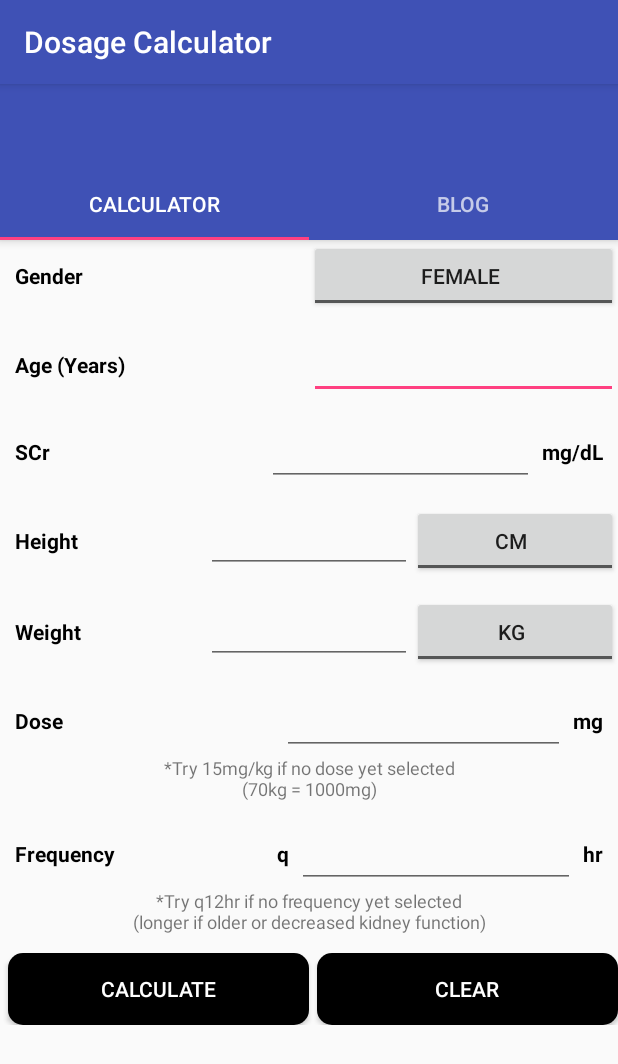
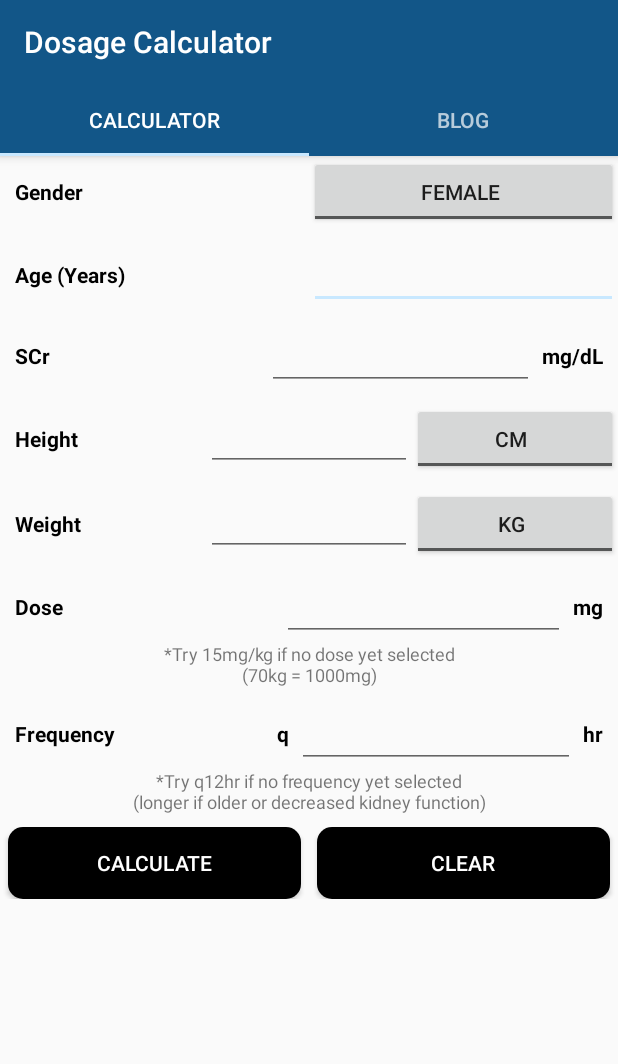
Before and after one commit to ITKosta829/Dosage-Calculator, an Android app: the screen it shows after launch (MainActivity), on a phone screen of 412 x 824 dp. Shown: the top 1064 px of the screen. Run offline under Robolectric (Android 15) with nearby library versions, the phone set to English and light mode, and no system bars.

Commit message:
UI update

```diff
--- a/app/src/main/AndroidManifest.xml
+++ b/app/src/main/AndroidManifest.xml
@@ -1,13 +1,16 @@
 <?xml version="1.0" encoding="utf-8"?>
 <manifest xmlns:android="http://schemas.android.com/apk/res/android"
     package="com.hughesmedicine.gregh.pharmacyapp">
+
+    <uses-permission android:name="android.permission.INTERNET" />
+    <uses-permission android:name="android.permission.ACCESS_NETWORK_STATE"/>
 
     <application
         android:allowBackup="true"
         android:icon="@mipmap/ic_launcher"
         android:label="@string/app_name"
         android:supportsRtl="true"
-        android:theme="@style/AppTheme">
+        android:theme="@style/MyMaterialTheme">
         <activity android:name=".MainActivity">
             <intent-filter>
                 <action android:name="android.intent.action.MAIN" />
--- a/app/src/main/java/com/hughesmedicine/gregh/pharmacyapp/FragTabTwo.java
+++ b/app/src/main/java/com/hughesmedicine/gregh/pharmacyapp/FragTabTwo.java
@@ -2,11 +2,14 @@ package com.hughesmedicine.gregh.pharmacyapp;
 
 import android.graphics.Typeface;
 import android.os.Bundle;
+import android.os.StrictMode;
 import android.support.v4.app.Fragment;
 import android.util.Log;
 import android.view.LayoutInflater;
 import android.view.View;
 import android.view.ViewGroup;
+import android.webkit.WebView;
+import android.webkit.WebViewClient;
 import android.widget.TextView;
 
 /**
@@ -24,8 +27,13 @@ public class FragTabTwo extends Fragment {
     public View onCreateView(LayoutInflater inflater, ViewGroup container,
                              Bundle savedInstanceState) {
 
+        final String blogURL = "http://www.hughesmedicine.com/";
+
         mView = inflater.inflate(R.layout.frag_tab_two, container, false);
-
+        WebView webView = (WebView) mView.findViewById(R.id.web_view);
+        webView.setWebViewClient(new WebViewClient());
+        webView.getSettings().setJavaScriptEnabled(true);
+        webView.loadUrl(blogURL);
 
         return mView;
     }
@@ -52,14 +60,5 @@ public class FragTabTwo extends Fragment {
         super.onStop();
     }
 
-    public void setFonts() {
-        Typeface tf = Typeface.createFromAsset(getActivity().getAssets(), "ANDYB.TTF");
-
-        TextView tv1 = (TextView) mView.findViewById(R.id.camera_details);
-        tv1.setTypeface(tf);
-        TextView tv2 = (TextView) mView.findViewById(R.id.gallery_details);
-        tv2.setTypeface(tf);
-
-    }
 
 }
--- a/app/src/main/res/layout/frag_tab_one.xml
+++ b/app/src/main/res/layout/frag_tab_one.xml
@@ -39,7 +39,7 @@
         android:layout_width="match_parent"
         android:layout_height="2dp"
         android:layout_below="@+id/Gender_Fields"
-        android:layout_marginTop="5dp"
+        android:layout_marginTop="3dp"
         tools:background="#000000" />
 
     <LinearLayout
@@ -47,7 +47,7 @@
         android:layout_width="match_parent"
         android:layout_height="wrap_content"
         android:layout_below="@id/Break_1"
-        android:layout_marginTop="5dp"
+        android:layout_marginTop="3dp"
         android:orientation="horizontal">
 
         <TextView
@@ -77,7 +77,7 @@
         android:layout_width="match_parent"
         android:layout_height="2dp"
         android:layout_below="@+id/Age_Fields"
-        android:layout_marginTop="5dp"
+        android:layout_marginTop="3dp"
         tools:background="#000000" />
 
     <LinearLayout
@@ -85,7 +85,7 @@
         android:layout_width="match_parent"
         android:layout_height="wrap_content"
         android:layout_below="@id/Break_2"
-        android:layout_marginTop="5dp"
+        android:layout_marginTop="3dp"
         android:orientation="horizontal">
 
         <TextView
@@ -125,7 +125,7 @@
         android:layout_width="match_parent"
         android:layout_height="2dp"
         android:layout_below="@+id/SCr_Fields"
-        android:layout_marginTop="5dp"
+        android:layout_marginTop="3dp"
         tools:background="#000000" />
 
     <LinearLayout
@@ -133,7 +133,7 @@
         android:layout_width="match_parent"
         android:layout_height="wrap_content"
         android:layout_below="@id/Break_3"
-        android:layout_marginTop="5dp"
+        android:layout_marginTop="3dp"
         android:orientation="horizontal">
 
         <TextView
@@ -172,7 +172,7 @@
         android:layout_width="match_parent"
         android:layout_height="2dp"
         android:layout_below="@+id/Height_Fields"
-        android:layout_marginTop="5dp"
+        android:layout_marginTop="3dp"
         tools:background="#000000" />
 
     <LinearLayout
@@ -180,7 +180,7 @@
         android:layout_width="match_parent"
         android:layout_height="wrap_content"
         android:layout_below="@id/Break_4"
-        android:layout_marginTop="5dp"
+        android:layout_marginTop="3dp"
         android:orientation="horizontal">
 
         <TextView
@@ -219,7 +219,7 @@
         android:layout_width="match_parent"
         android:layout_height="2dp"
         android:layout_below="@+id/Weight_Fields"
-        android:layout_marginTop="5dp"
+        android:layout_marginTop="3dp"
         tools:background="#000000" />
 
     <LinearLayout
@@ -227,7 +227,7 @@
         android:layout_width="match_parent"
         android:layout_height="wrap_content"
         android:layout_below="@id/Break_5"
-        android:layout_marginTop="5dp"
+        android:layout_marginTop="3dp"
         android:orientation="horizontal">
 
         <TextView
@@ -278,7 +278,7 @@
         android:layout_width="match_parent"
         android:layout_height="2dp"
         android:layout_below="@+id/Dose_Notice"
-        android:layout_marginTop="5dp"
+        android:layout_marginTop="3dp"
         tools:background="#000000" />
 
     <LinearLayout
@@ -286,7 +286,7 @@
         android:layout_width="match_parent"
         android:layout_height="wrap_content"
         android:layout_below="@id/Break_6"
-        android:layout_marginTop="5dp"
+        android:layout_marginTop="3dp"
         android:orientation="horizontal">
 
         <TextView
@@ -347,7 +347,7 @@
         android:layout_width="match_parent"
         android:layout_height="2dp"
         android:layout_below="@+id/Frequency_Notice"
-        android:layout_marginTop="5dp"
+        android:layout_marginTop="3dp"
         tools:background="#000000" />
 
     <LinearLayout
@@ -355,7 +355,7 @@
         android:layout_width="match_parent"
         android:layout_height="wrap_content"
         android:layout_below="@id/Break_7"
-        android:layout_marginTop="5dp"
+        android:layout_marginTop="3dp"
         android:orientation="horizontal">
 
         <Button
@@ -363,22 +363,24 @@
             android:layout_width="wrap_content"
             android:layout_height="wrap_content"
             android:layout_gravity="center_horizontal"
+            android:layout_marginEnd="5dp"
             android:layout_marginStart="5dp"
             android:layout_weight="1"
-            android:textColor="#ffffff"
             android:background="@drawable/black_rounded_button"
-            android:text="Calculate" />
+            android:text="Calculate"
+            android:textColor="#ffffff" />
 
         <Button
             android:id="@+id/Clear"
             android:layout_width="wrap_content"
             android:layout_height="wrap_content"
-            android:textColor="#ffffff"
-            android:background="@drawable/black_rounded_button"
             android:layout_gravity="center_horizontal"
+            android:layout_marginEnd="5dp"
             android:layout_marginStart="5dp"
             android:layout_weight="1"
-            android:text="Clear" />
+            android:background="@drawable/black_rounded_button"
+            android:text="Clear"
+            android:textColor="#ffffff" />
 
 
     </LinearLayout>
--- /dev/null
+++ b/app/src/main/res/values-v21/styles.xml
@@ -0,0 +1,12 @@
+<?xml version="1.0" encoding="utf-8"?>
+<resources>
+
+    <style name="MyMaterialTheme" parent="MyMaterialTheme.Base">
+        <item name="android:windowContentTransitions">true</item>
+        <item name="android:windowAllowEnterTransitionOverlap">true</item>
+        <item name="android:windowAllowReturnTransitionOverlap">true</item>
+        <item name="android:windowSharedElementEnterTransition">@android:transition/move</item>
+        <item name="android:windowSharedElementExitTransition">@android:transition/move</item>
+    </style>
+
+</resources>
--- a/app/src/main/res/values/colors.xml
+++ b/app/src/main/res/values/colors.xml
@@ -1,6 +1,16 @@
 <?xml version="1.0" encoding="utf-8"?>
 <resources>
+    <!--
     <color name="colorPrimary">#3F51B5</color>
     <color name="colorPrimaryDark">#303F9F</color>
     <color name="colorAccent">#FF4081</color>
+    -->
+
+    <color name="colorPrimary">#125688</color>
+    <color name="colorPrimaryDark">#125688</color>
+    <color name="textColorPrimary">#FFFFFF</color>
+    <color name="windowBackground">#FFFFFF</color>
+    <color name="navigationBarColor">#000000</color>
+    <color name="colorAccent">#c8e8ff</color>
+
 </resources>
--- a/app/src/main/res/values/dimens.xml
+++ b/app/src/main/res/values/dimens.xml
@@ -2,4 +2,8 @@
     <!-- Default screen margins, per the Android Design guidelines. -->
     <dimen name="activity_horizontal_margin">16dp</dimen>
     <dimen name="activity_vertical_margin">16dp</dimen>
+    <dimen name="tab_max_width">264dp</dimen>
+    <dimen name="tab_padding_bottom">16dp</dimen>
+    <dimen name="tab_label">14sp</dimen>
+    <dimen name="custom_tab_layout_height">72dp</dimen>
 </resources>
--- a/app/src/main/res/values/styles.xml
+++ b/app/src/main/res/values/styles.xml
@@ -8,4 +8,16 @@
         <item name="colorAccent">@color/colorAccent</item>
     </style>
 
+    <style name="MyMaterialTheme" parent="MyMaterialTheme.Base">
+
+    </style>
+
+    <style name="MyMaterialTheme.Base" parent="Theme.AppCompat.Light.DarkActionBar">
+        <item name="windowNoTitle">true</item>
+        <item name="windowActionBar">false</item>
+        <item name="colorPrimary">@color/colorPrimary</item>
+        <item name="colorPrimaryDark">@color/colorPrimaryDark</item>
+        <item name="colorAccent">@color/colorAccent</item>
+    </style>
+
 </resources>
```
Also changed, not shown: app/src/main/res/layout/frag_tab_two.xml (+10 -5 lines).
